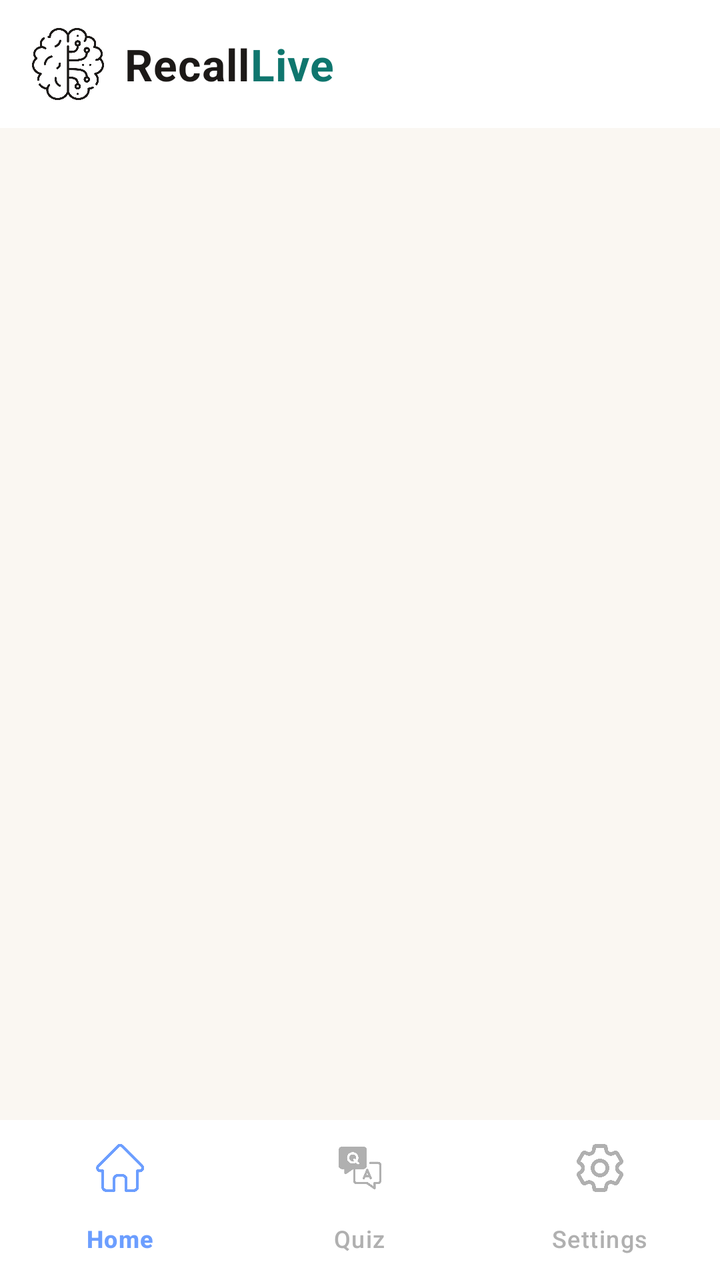
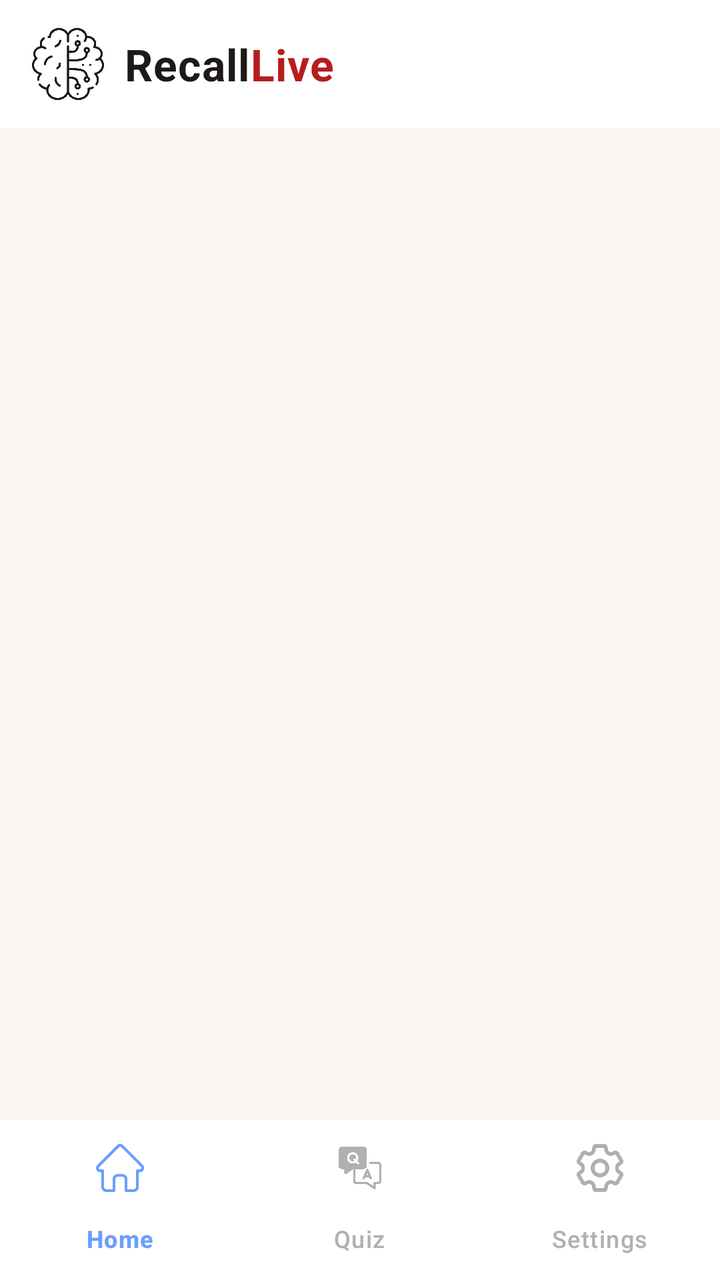

Compare the two renders of this Android layout. The source of the first and the diff that turns it into the second are given below.
<!-- AndroidManifest.xml: application theme Theme.RecallLive -->
<!-- res/layout/activity_patientmain.xml -->
<?xml version="1.0" encoding="utf-8"?>
<androidx.constraintlayout.widget.ConstraintLayout xmlns:android="http://schemas.android.com/apk/res/android"
    xmlns:tools="http://schemas.android.com/tools"
    android:layout_width="match_parent"
    xmlns:app="http://schemas.android.com/apk/res-auto"
    android:layout_height="match_parent"
    android:background="#FAF7F2">

    
    <androidx.appcompat.widget.Toolbar
        android:id="@+id/toolbar"
        android:layout_width="match_parent"
        android:layout_height="?attr/actionBarSize"
        android:background="#FFFFFF"
        android:elevation="8dp"
        app:layout_constraintEnd_toEndOf="parent"
        app:layout_constraintStart_toStartOf="parent"
        app:layout_constraintTop_toTopOf="parent"
        app:menu="@menu/top_menu">

        
        <androidx.constraintlayout.widget.ConstraintLayout
            android:layout_width="match_parent"
            android:layout_height="match_parent">

            
            <ImageView
                android:id="@+id/iv_logo"
                android:layout_width="36dp"
                android:layout_height="36dp"
                android:src="@drawable/brain"
                android:tint="#1C1917"
                app:layout_constraintBottom_toBottomOf="parent"
                app:layout_constraintStart_toStartOf="parent"
                app:layout_constraintTop_toTopOf="parent" />

            <TextView
                android:id="@+id/tv_app_name"
                android:layout_width="wrap_content"
                android:layout_height="wrap_content"
                android:layout_marginStart="10dp"
                android:text="Recall"
                android:textColor="#1C1917"
                android:textSize="22sp"
                android:textStyle="bold"
                android:letterSpacing="0.02"
                app:layout_constraintBottom_toBottomOf="parent"
                app:layout_constraintStart_toEndOf="@id/iv_logo"
                app:layout_constraintTop_toTopOf="parent" />

            <TextView
                android:id="@+id/tv_app_name_live"
                android:layout_width="wrap_content"
                android:layout_height="wrap_content"
                android:text="Live"
                android:textColor="#0F766E"
                android:textSize="22sp"
                android:textStyle="bold"
                android:letterSpacing="0.02"
                app:layout_constraintBottom_toBottomOf="parent"
                app:layout_constraintStart_toEndOf="@id/tv_app_name"
                app:layout_constraintTop_toTopOf="parent" />

        </androidx.constraintlayout.widget.ConstraintLayout>

    </androidx.appcompat.widget.Toolbar>

    <com.google.android.material.bottomnavigation.BottomNavigationView
        android:id="@+id/bottom_navigation"
        android:layout_width="match_parent"
        android:layout_height="wrap_content"
        android:background="#FFFFFF"
        android:elevation="8dp"
        app:itemIconTint="@color/bottom_nav_color"
        app:itemTextColor="@color/bottom_nav_color"
        app:labelVisibilityMode="labeled"
        app:layout_constraintBottom_toBottomOf="parent"
        app:layout_constraintEnd_toEndOf="parent"
        app:layout_constraintStart_toStartOf="parent"
        app:menu="@menu/bottom_menupatient" />

    <FrameLayout
        android:id="@+id/container"
        android:layout_width="match_parent"
        android:layout_height="0dp"
        app:layout_constraintTop_toBottomOf="@id/toolbar"
        app:layout_constraintBottom_toTopOf="@id/bottom_navigation"
        app:layout_constraintStart_toStartOf="parent"
        app:layout_constraintEnd_toEndOf="parent">

    </FrameLayout>
</androidx.constraintlayout.widget.ConstraintLayout>
<!-- resources referenced by this layout -->
<resources>
  <!-- drawable brain: png bitmap (drawable, 26682 bytes) -->
  <style name="Theme.RecallLive" parent="Base.Theme.RecallLive" />
  <style name="Base.Theme.RecallLive" parent="Theme.Material3.DayNight.NoActionBar">
          
          
      </style>
</resources>

<!-- the commit's change to res/layout/activity_patientmain.xml (unified diff, before → after) -->
@@ -53,7 +53,7 @@
                 android:layout_width="wrap_content"
                 android:layout_height="wrap_content"
                 android:text="Live"
-                android:textColor="#0F766E"
+                android:textColor="#B71C1C"
                 android:textSize="22sp"
                 android:textStyle="bold"
                 android:letterSpacing="0.02"
